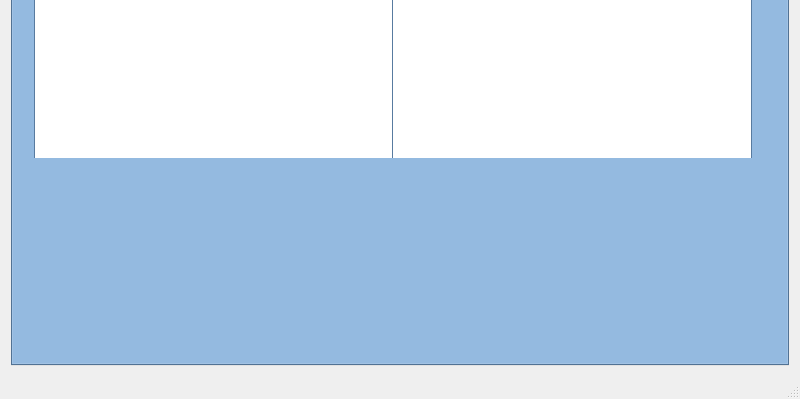
This is server_gui/mainwindow.ui in dilin993/MultiCameraPeopleTrackingSystem1-0-UDP as Qt 5 draws it before an edit; both pictures show x 0 to 800 and y 201 to 600 of the 800 by 600 pixel window. The edited form follows.
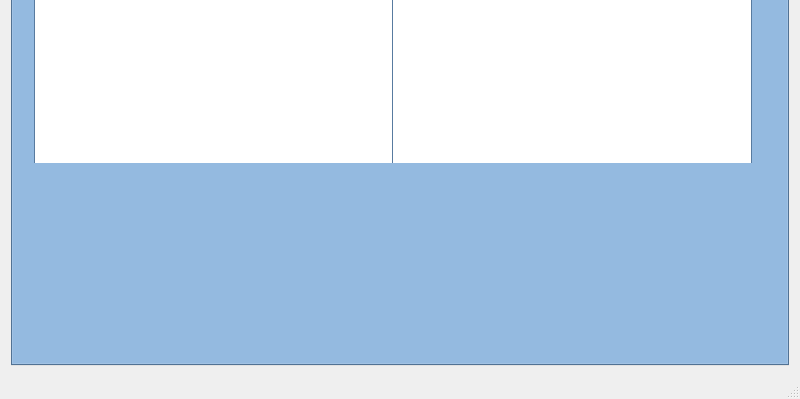
This is the edited form. The open tabs and pages were chosen to show the change. Icons and pictures are not drawn.

The edit to the form file:
```diff
--- a/server_gui/mainwindow.ui
+++ b/server_gui/mainwindow.ui
@@ -958,7 +958,7 @@
           <x>10</x>
           <y>10</y>
           <width>732</width>
-          <height>312</height>
+          <height>317</height>
          </rect>
         </property>
         <layout class="QGridLayout" name="gridLayout_2">
```
Left out of the diff: 2 changed lines with no effect on the pictures.
